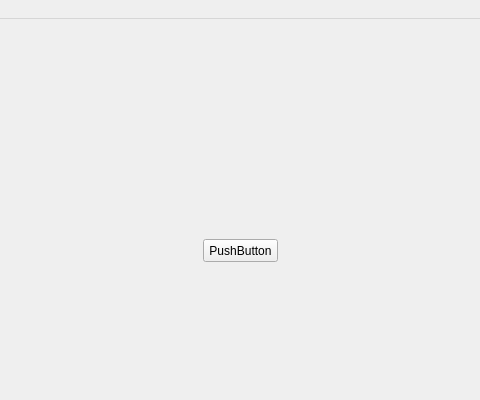
DarthReca/calendar-to-do-list, file CalendarToDoList/mainwindow.ui: the form before one commit; both pictures show x 97 to 577 and y 0 to 400 of the 800 by 600 pixel window.
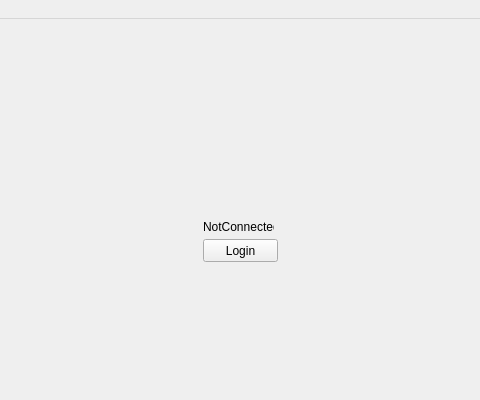
The form after the commit.

The edit to the form file:
```diff
--- a/CalendarToDoList/mainwindow.ui
+++ b/CalendarToDoList/mainwindow.ui
@@ -24,7 +24,20 @@
      </rect>
     </property>
     <property name="text">
-     <string>PushButton</string>
+     <string>Login</string>
+    </property>
+   </widget>
+   <widget class="QLabel" name="connectionLabel">
+    <property name="geometry">
+     <rect>
+      <x>300</x>
+      <y>200</y>
+      <width>71</width>
+      <height>16</height>
+     </rect>
+    </property>
+    <property name="text">
+     <string>NotConnected</string>
     </property>
    </widget>
   </widget>
```
Left out of the diff: 2 changed lines with no effect on the pictures.
